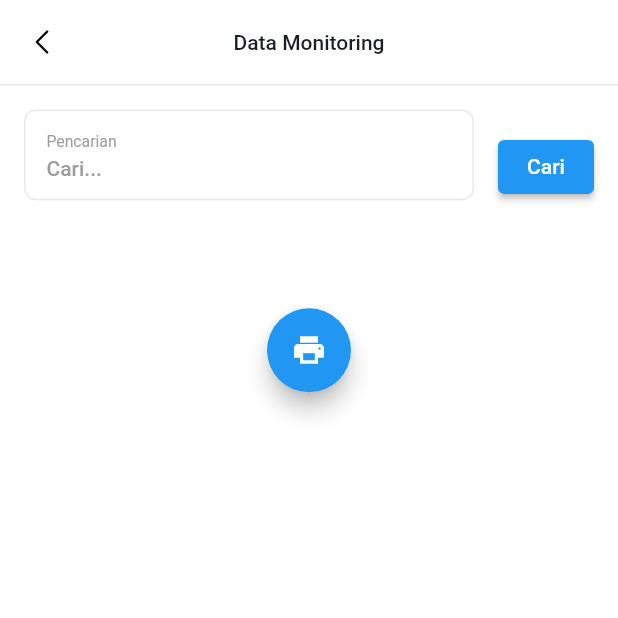
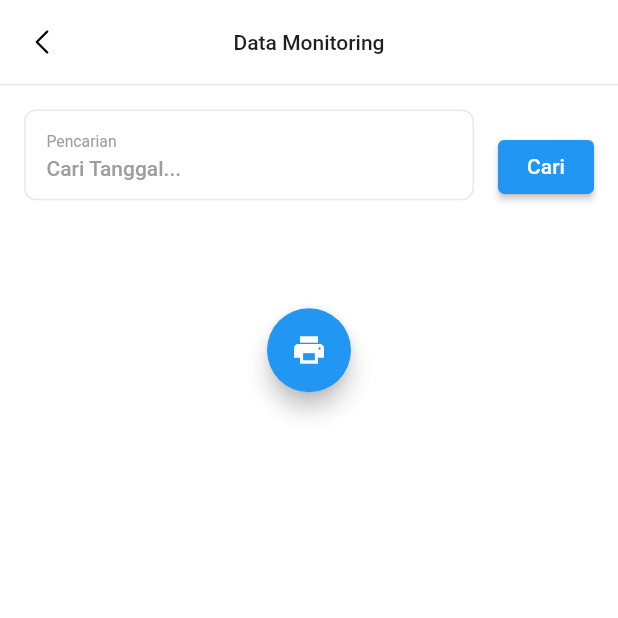
Before and after one commit to henrykanesa/simonHenry, a Flutter app: the AllTodoView screen opened by its route, after a tap on "Cari", on a phone screen of 412 x 824 dp, the top half of it. Run offline on Flutter 3.47's test engine with Material 2 defaults, Android fonts, the phone set to English and light mode, and no system bars; our stand-ins replace cloud_firestore, file_picker, firebase_auth, firebase_core, firebase_storage, flutter_svg and 3 more; missing offline and left inert: camera_camera; accounts and stored records are empty; Roboto replaces fonts that are missing (inter, poppins).

Commit message:
pencarian tanggal

```diff
--- a/lib/app/modules/add_todo/controllers/add_todo_controller.dart
+++ b/lib/app/modules/add_todo/controllers/add_todo_controller.dart
@@ -39,7 +39,7 @@ class AddTodoController extends GetxController {
   @override
   void onInit() {
     super.onInit();
-    tanggalC.text = DateFormat('d-M-yyyy').format(DateTime.now());
+    tanggalC.text = DateFormat('d-MM-yyyy').format(DateTime.now());
   }
 
   @override
--- a/lib/app/modules/all_todo/controllers/all_todo_controller.dart
+++ b/lib/app/modules/all_todo/controllers/all_todo_controller.dart
@@ -37,8 +37,8 @@ class AllTodoController extends GetxController {
           .collection("users")
           .doc(uid)
           .collection("todos")
-          .where("tanggal", isGreaterThanOrEqualTo: searchC.text)
-          .where("tanggal", isLessThan: "${searchC.text}z")
+          .where("tanggal", isEqualTo: searchC.text)
+          // .where("tanggal", isLessThan: "${searchC.text}z")
           // .orderBy(
           //   "created_at",
           //   descending: true,
@@ -50,7 +50,7 @@ class AllTodoController extends GetxController {
           .doc(uid)
           .collection("todos")
           .orderBy(
-            "created_at",
+            "tanggal",
             descending: true,
           )
           .get();
--- a/lib/app/modules/all_todo/views/all_todo_view.dart
+++ b/lib/app/modules/all_todo/views/all_todo_view.dart
@@ -49,7 +49,7 @@ class AllTodoView extends GetView<AllTodoController> {
                     Expanded(
                         child: CustomInput(
                       controller: controller.searchC,
-                      hint: "Cari...",
+                      hint: "Cari Tanggal...",
                       label: "Pencarian",
                       isDate: true,
                     )),
```
